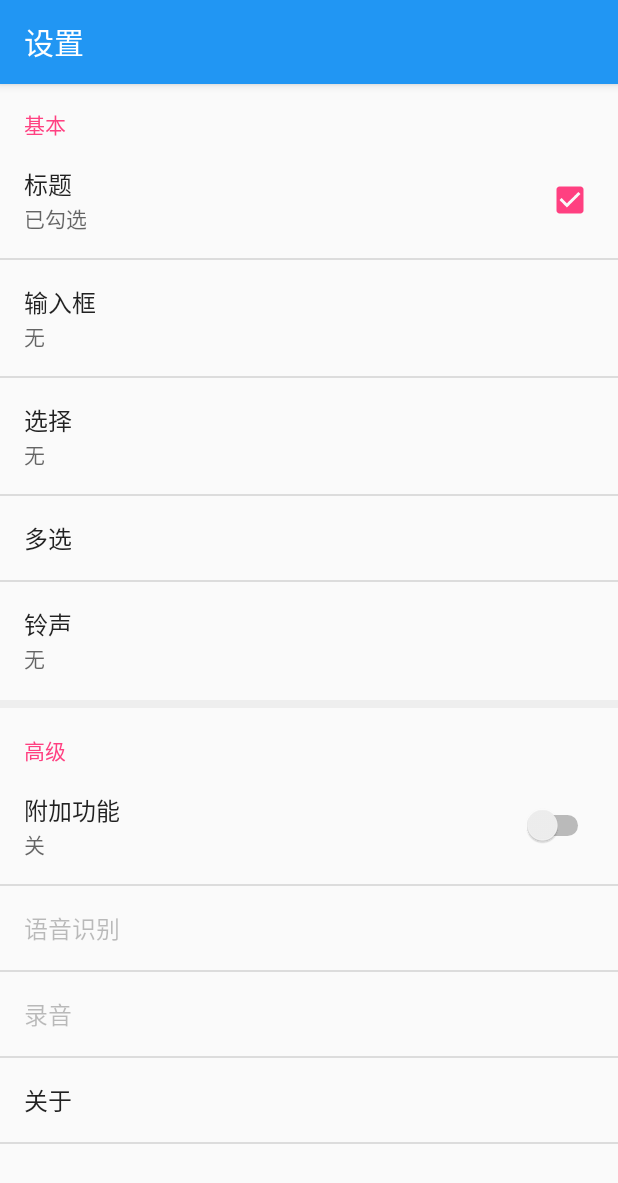
After one commit to zhangjingfeng520/test, an Android app: the SettingsActivity screen opened directly, with no data from a screen before it, on a phone screen of 412 x 824 dp. The commit adds this screen. Shown: the top 1183 px of the screen. Run offline under Robolectric (Android 15) with nearby library versions, the phone set to English and light mode, and no system bars.

Commit message:
添加 设置模块

```diff
--- a/FloatingActionButton/src/main/java/com/example/myapplication/MyBroadcastActivity.java
+++ b/FloatingActionButton/src/main/java/com/example/myapplication/MyBroadcastActivity.java
@@ -129,7 +129,7 @@ public class MyBroadcastActivity extends BaseActivity implements ServiceConnecti
                 new Thread(new Runnable() {
                     @Override
                     public void run() {
-                        File file = new File(Environment.getExternalStorageDirectory() + "/1234.pcm");
+                        File file = new File(Environment.getExternalStorageDirectory() + "/12345.pcm");
                         byte[] bytes = new byte[bufferSize];
                         int readCount = 0;
                         try {
--- /dev/null
+++ b/FloatingActionButton/src/main/java/com/example/myapplication/SettingsActivity.java
@@ -0,0 +1,15 @@
+package com.example.myapplication;
+
+import android.support.v7.app.AppCompatActivity;
+import android.os.Bundle;
+
+import com.example.myapplication.fragment.SettingFragment;
+
+public class SettingsActivity extends AppCompatActivity {
+
+    @Override
+    protected void onCreate(Bundle savedInstanceState) {
+        super.onCreate(savedInstanceState);
+        getFragmentManager().beginTransaction().replace(android.R.id.content,new SettingFragment()).commit();
+    }
+}
--- a/FloatingActionButton/src/main/java/com/example/myapplication/base/MyApplication.java
+++ b/FloatingActionButton/src/main/java/com/example/myapplication/base/MyApplication.java
@@ -3,6 +3,8 @@ package com.example.myapplication.base;
 import android.app.Application;
 import android.content.Context;
 import android.util.Log;
+
+import com.baidu.speech.utils.LogUtil;
 
 /**
  * Created by Administrator on 2017/11/29.
@@ -15,6 +17,7 @@ public class MyApplication extends Application {
     public void onCreate() {
         super.onCreate();
         context=getApplicationContext();
+        LogUtil.setLogLevel(4);
         Log.d(TAG, "onCreate: ");
     }
     public static Context getAppContext(){
--- /dev/null
+++ b/FloatingActionButton/src/main/java/com/example/myapplication/fragment/SettingFragment.java
@@ -0,0 +1,91 @@
+package com.example.myapplication.fragment;
+
+import android.content.SharedPreferences;
+import android.media.Ringtone;
+import android.media.RingtoneManager;
+import android.net.Uri;
+import android.os.Bundle;
+import android.preference.EditTextPreference;
+import android.preference.ListPreference;
+import android.preference.MultiSelectListPreference;
+import android.preference.PreferenceFragment;
+import android.preference.RingtonePreference;
+import android.support.annotation.Nullable;
+
+import com.example.myapplication.R;
+
+import java.util.Set;
+
+/**
+ * Created by Administrator on 2017/12/8.
+ */
+
+public class SettingFragment extends PreferenceFragment implements SharedPreferences.OnSharedPreferenceChangeListener {
+    private EditTextPreference et_pre;
+    private ListPreference list_pre;
+    private MultiSelectListPreference msl_pre;
+    private RingtonePreference rt_pre;
+
+    @Override
+    public void onCreate(@Nullable Bundle savedInstanceState) {
+        super.onCreate(savedInstanceState);
+        addPreferencesFromResource(R.xml.setting);
+        initPreferences();
+    }
+
+    private void initPreferences() {
+        et_pre= (EditTextPreference) findPreference("et_pre");
+        list_pre=(ListPreference)findPreference("list_pre");
+        msl_pre=(MultiSelectListPreference)findPreference("msl_pre");
+        rt_pre=(RingtonePreference)findPreference("rt_pre");
+    }
+
+    @Override
+    public void onResume() {
+        super.onResume();
+        SharedPreferences sharedPreferences=getPreferenceScreen().getSharedPreferences();
+        et_pre.setSummary(sharedPreferences.getString("et_pre","无"));
+        list_pre.setSummary(sharedPreferences.getString("list_pre","无"));
+        rt_pre.setSummary(getRingtoneName(Uri.parse(sharedPreferences.getString("rt_pre","无"))));
+        msl_pre.setSummary(getMultiSelectString(sharedPreferences,"msl_pre"));
+        sharedPreferences.registerOnSharedPreferenceChangeListener(this);
+    }
+
+    //获取多选字符串
+    private String getMultiSelectString(SharedPreferences sharedPreferences,String key) {
+        Set<String> set=sharedPreferences.getStringSet(key,null);
+        StringBuilder stringBuilder=new StringBuilder();
+        if(set!=null){
+            for (String str:set){
+                stringBuilder.append(str+" ");
+            }
+        }else
+            return "";
+        return stringBuilder.toString();
+    }
+
+    // 获取提示音名称
+    public String getRingtoneName(Uri uri) {
+        Ringtone r = RingtoneManager.getRingtone(getActivity(), uri);
+        return r.getTitle(getActivity());
+    }
+
+    @Override
+    public void onPause() {
+        super.onPause();
+        getPreferenceScreen().getSharedPreferences().unregisterOnSharedPreferenceChangeListener(this);
+    }
+
+    @Override
+    public void onSharedPreferenceChanged(SharedPreferences sharedPreferences, String s) {
+        if (s.equals("et_pre")){
+            et_pre.setSummary(sharedPreferences.getString("et_pre","无"));
+        }else if (s.equals("list_pre")){
+            list_pre.setSummary(sharedPreferences.getString("list_pre","无"));
+        }else if (s.equals("rt_pre")){
+            rt_pre.setSummary(sharedPreferences.getString("rt_pre","无"));
+        }else if (s.equals("msl_pre")){
+            msl_pre.setSummary(getMultiSelectString(sharedPreferences,"msl_pre"));
+        }
+    }
+}
--- /dev/null
+++ b/FloatingActionButton/src/main/res/layout/divide.xml
@@ -0,0 +1,10 @@
+<?xml version="1.0" encoding="utf-8"?>
+<LinearLayout xmlns:android="http://schemas.android.com/apk/res/android"
+    android:layout_width="match_parent"
+    android:layout_height="wrap_content">
+    <View
+        android:layout_width="match_parent"
+        android:layout_height="5dp"
+        android:background="@color/qianhui"/>
+
+</LinearLayout>
--- a/FloatingActionButton/src/main/res/menu/options_menu.xml
+++ b/FloatingActionButton/src/main/res/menu/options_menu.xml
@@ -6,8 +6,8 @@
         android:icon="@mipmap/ic_launcher"
         android:title="Item" />
     <item
-        android:id="@+id/navItem2"
+        android:id="@+id/setting"
         android:icon="@mipmap/ic_launcher_round"
-        android:title="Item" />
+        android:title="设置" />
 
 </menu>
--- a/FloatingActionButton/src/main/res/values/strings.xml
+++ b/FloatingActionButton/src/main/res/values/strings.xml
@@ -16,4 +16,15 @@
     </string>
     <string name="expanded">fangda</string>
     <string name="collapsed">suoxiao</string>
+    <string name="title_activity_settings">Settings</string>
+    //设置
+    <string-array name="city_array">
+        <item>北京</item>
+        <item>贵州</item>
+        <item>湖南</item>
+        <item>江西</item>
+    </string-array>
+
+
+
 </resources>
--- /dev/null
+++ b/FloatingActionButton/src/main/res/xml/setting.xml
@@ -0,0 +1,58 @@
+<?xml version="1.0" encoding="utf-8"?>
+<PreferenceScreen xmlns:android="http://schemas.android.com/apk/res/android">
+    <PreferenceCategory android:title="基本">
+        <CheckBoxPreference
+            android:key="cb_pre"
+            android:summaryOff="未勾选"
+            android:summaryOn="已勾选"
+            android:title="标题" />
+        <EditTextPreference
+            android:dialogTitle="请输入..."
+            android:key="et_pre"
+            android:summary="ss"
+            android:title="输入框" />
+        <ListPreference
+            android:dialogTitle="选择一个城市"
+            android:entries="@array/city_array"
+            android:entryValues="@array/city_array"
+            android:key="list_pre"
+            android:summary="选择一个城市"
+            android:title="选择" />
+        <MultiSelectListPreference
+            android:key="msl_pre"
+            android:title="多选"
+            android:summary="未选择"
+            android:entries="@array/city_array"
+            android:entryValues="@array/city_array"/>
+        <RingtonePreference
+            android:title="铃声"
+            android:key="rt_pre"
+            android:summary=""
+            android:showDefault="true"
+            android:showSilent="true"/>
+    </PreferenceCategory>
+    <PreferenceCategory android:layout="@layout/divide" />
+    <PreferenceCategory android:title="高级">
+        <SwitchPreference
+            android:key="sw_pre"
+            android:summary="默认"
+            android:summaryOff="关"
+            android:summaryOn="开"
+            android:title="附加功能" />
+        <PreferenceScreen
+            android:dependency="sw_pre"
+            android:title="语音识别">
+            <intent
+                android:targetClass="com.example.myapplication.ActivityMiniRecog"
+                android:targetPackage="com.example.myapplication" />
+        </PreferenceScreen>
+        <PreferenceScreen
+            android:dependency="sw_pre"
+            android:title="录音">
+            <intent
+                android:targetClass="com.example.myapplication.MyBroadcastActivity"
+                android:targetPackage="com.example.myapplication" />
+        </PreferenceScreen>
+    </PreferenceCategory>
+    <Preference android:title="关于"/>
+</PreferenceScreen>
```
Also changed, not shown: FloatingActionButton/build.gradle (+15 -12 lines), FloatingActionButton/src/main/AndroidManifest.xml (+11 -9 lines), FloatingActionButton/src/main/java/com/example/myapplication/ActivityMiniRecog.java (+128 -34 lines), FloatingActionButton/src/main/java/com/example/myapplication/MainActivity.java (+6 -1 lines), FloatingActionButton/src/main/java/com/example/myapplication/service/PhoneService.java (+27 -27 lines), FloatingActionButton/src/main/res/drawable/ic_info_black_24dp.xml (added, +9 -0 lines), FloatingActionButton/src/main/res/drawable/ic_notifications_black_24dp.xml (added, +9 -0 lines), FloatingActionButton/src/main/res/drawable/ic_sync_black_24dp.xml (added, +9 -0 lines), FloatingActionButton/src/main/res/layout/common_mini.xml (+7 -0 lines).
